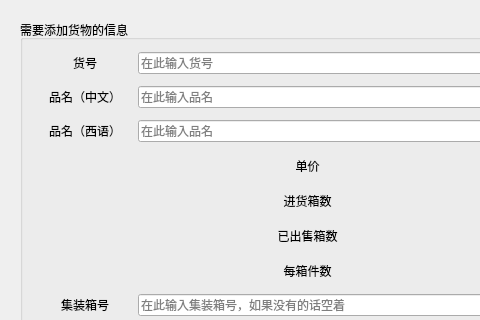
Above: CompanyStroageManagement/AddNewModelWindow.ui from linxinwNeo/CompanyStroageManagement before the change; both pictures show x 0 to 480 and y 0 to 320 of the 1162 by 641 pixel window. Below: the same form after it.
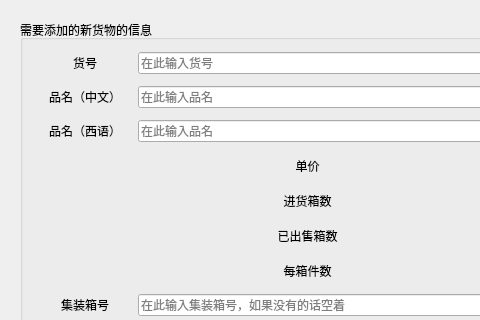
That is the form after the change.

Patch:
```diff
--- a/CompanyStroageManagement/AddNewModelWindow.ui
+++ b/CompanyStroageManagement/AddNewModelWindow.ui
@@ -20,7 +20,7 @@
       <item>
        <widget class="QGroupBox" name="groupBox">
         <property name="title">
-         <string>需要添加货物的信息</string>
+         <string>需要添加的新货物的信息</string>
         </property>
         <layout class="QVBoxLayout" name="verticalLayout">
          <item>
```
